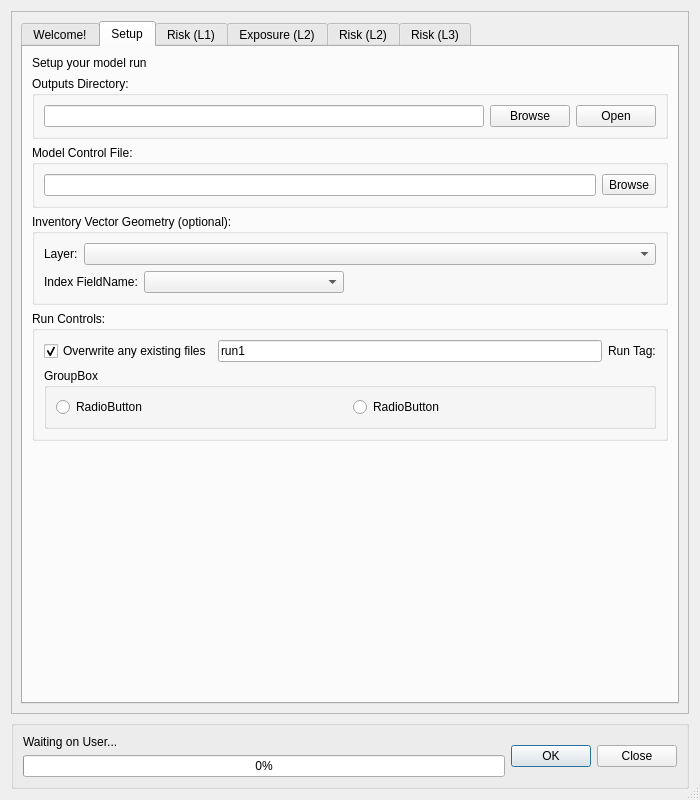
Old version of the form canflood/model/model.ui in the repository NRCan/CanFlood.
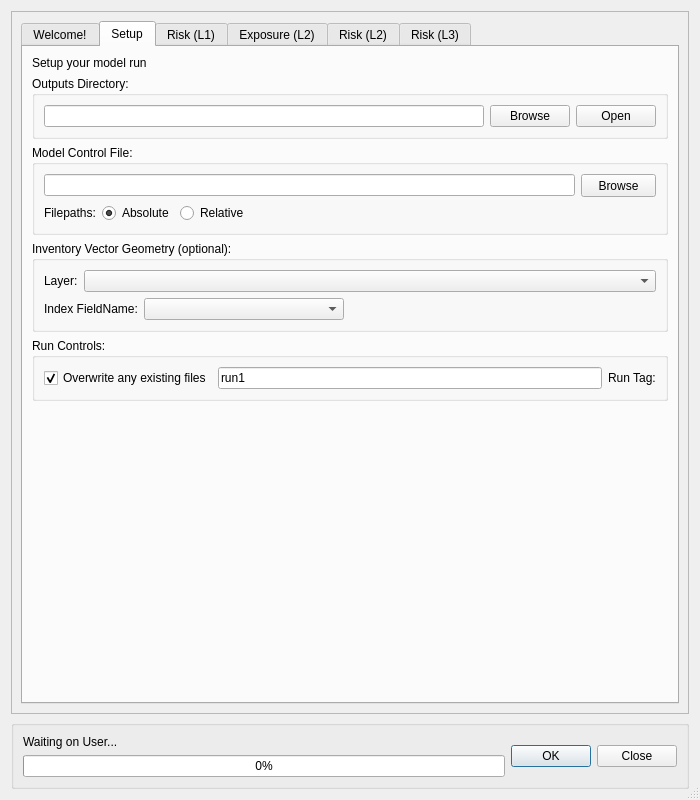
New version of the form. The open tabs and pages were chosen to show the change. Icons and pictures are not drawn. Custom widgets are drawn as their Qt base class.

What changed in the file:
```diff
--- a/canflood/model/model.ui
+++ b/canflood/model/model.ui
@@ -185,6 +185,18 @@
                 </item>
                 <item>
                  <widget class="QToolButton" name="pushButton_cf">
+                  <property name="sizePolicy">
+                   <sizepolicy hsizetype="Minimum" vsizetype="Fixed">
+                    <horstretch>0</horstretch>
+                    <verstretch>0</verstretch>
+                   </sizepolicy>
+                  </property>
+                  <property name="minimumSize">
+                   <size>
+                    <width>75</width>
+                    <height>23</height>
+                   </size>
+                  </property>
                   <property name="text">
                    <string>Browse</string>
                   </property>
@@ -192,6 +204,71 @@
                 </item>
                </layout>
               </item>
+              <item>
+               <layout class="QHBoxLayout" name="horizontalLayout_9">
+                <item>
+                 <widget class="QLabel" name="label_10">
+                  <property name="sizePolicy">
+                   <sizepolicy hsizetype="Fixed" vsizetype="Preferred">
+                    <horstretch>0</horstretch>
+                    <verstretch>0</verstretch>
+                   </sizepolicy>
+                  </property>
+                  <property name="text">
+                   <string>Filepaths:</string>
+                  </property>
+                 </widget>
+                </item>
+                <item>
+                 <widget class="QRadioButton" name="radioButton_2">
+                  <property name="sizePolicy">
+                   <sizepolicy hsizetype="Fixed" vsizetype="Fixed">
+                    <horstretch>0</horstretch>
+                    <verstretch>0</verstretch>
+                   </sizepolicy>
+                  </property>
+                  <property name="text">
+                   <string>Absolute</string>
+                  </property>
+                  <property name="checked">
+                   <bool>true</bool>
+                  </property>
+                  <attribute name="buttonGroup">
+                   <string notr="true">buttonGroup_Setup_filepaths</string>
+                  </attribute>
+                 </widget>
+                </item>
+                <item>
+                 <widget class="QRadioButton" name="radioButton">
+                  <property name="sizePolicy">
+                   <sizepolicy hsizetype="Fixed" vsizetype="Fixed">
+                    <horstretch>0</horstretch>
+                    <verstretch>0</verstretch>
+                   </sizepolicy>
+                  </property>
+                  <property name="text">
+                   <string>Relative</string>
+                  </property>
+                  <attribute name="buttonGroup">
+                   <string notr="true">buttonGroup_Setup_filepaths</string>
+                  </attribute>
+                 </widget>
+                </item>
+                <item>
+                 <spacer name="horizontalSpacer_2">
+                  <property name="orientation">
+                   <enum>Qt::Horizontal</enum>
+                  </property>
+                  <property name="sizeHint" stdset="0">
+                   <size>
+                    <width>40</width>
+                    <height>20</height>
+                   </size>
+                  </property>
+                 </spacer>
+                </item>
+               </layout>
+              </item>
              </layout>
             </widget>
            </item>
@@ -332,29 +409,6 @@
                 </item>
                </layout>
               </item>
-              <item>
-               <widget class="QGroupBox" name="groupBox_9">
-                <property name="title">
-                 <string>GroupBox</string>
-                </property>
-                <layout class="QHBoxLayout" name="horizontalLayout">
-                 <item>
-                  <widget class="QRadioButton" name="radioButton_2">
-                   <property name="text">
-                    <string>RadioButton</string>
-                   </property>
-                  </widget>
-                 </item>
-                 <item>
-                  <widget class="QRadioButton" name="radioButton">
-                   <property name="text">
-                    <string>RadioButton</string>
-                   </property>
-                  </widget>
-                 </item>
-                </layout>
-               </widget>
-              </item>
              </layout>
             </widget>
            </item>
```
Left out of the diff: 3 changed lines with no effect on the pictures.
